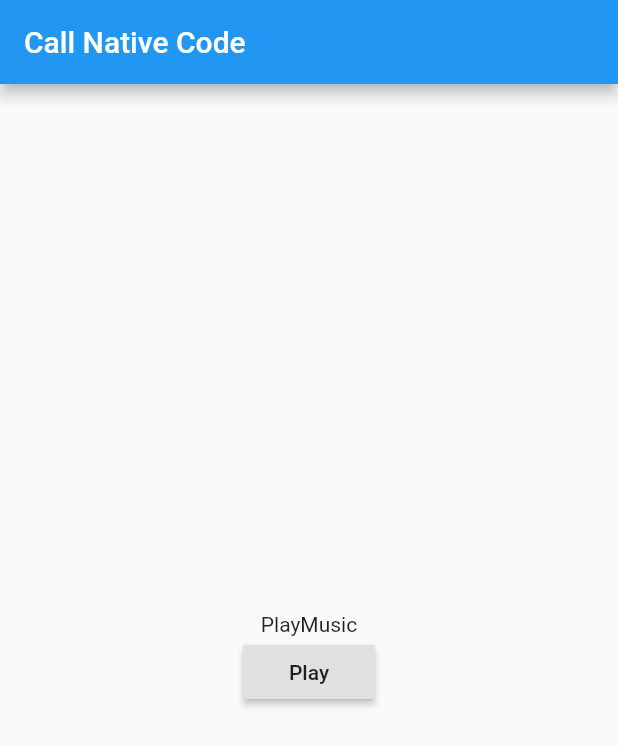
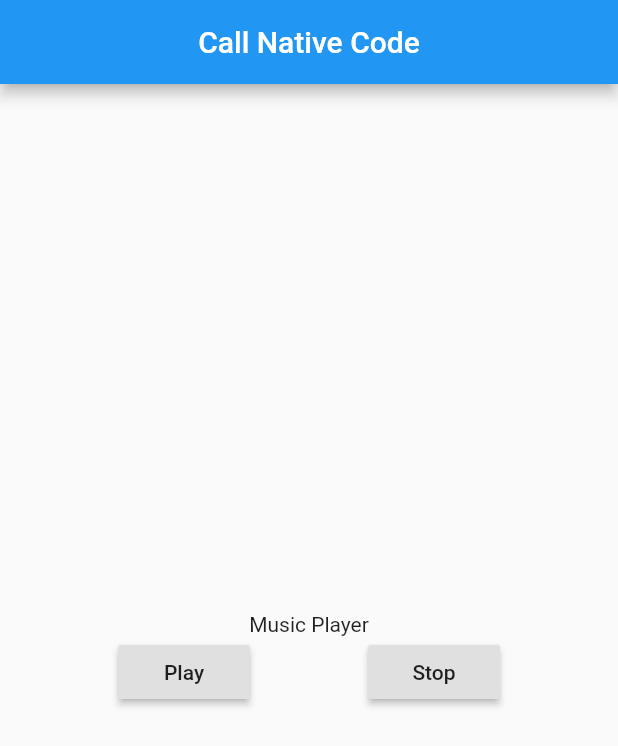
Before and after one commit to gemydev/call_native_code, a Flutter app: the screen it shows after launch, after a tap on "Play", on a phone screen of 412 x 824 dp. Shown: the top 746 px of the screen. Run offline on Flutter 3.47's test engine with Material 2 defaults, Android fonts, the phone set to English and light mode, and no system bars.

Commit message:
finish this demo

```diff
--- a/lib/main.dart
+++ b/lib/main.dart
@@ -27,9 +27,18 @@ class MyHomePage extends StatefulWidget {
 
 class _MyHomePageState extends State<MyHomePage> {
   static const channel = MethodChannel("CallNativeCode/Kotlin");
+
   playMusic() async {
     try {
       await channel.invokeMethod("playMusic");
+    } on PlatformException catch (ex) {
+      print(ex.message);
+    }
+  }
+
+  stopMusic() async {
+    try {
+      await channel.invokeMethod("stopMusic");
     } on PlatformException catch (ex) {
       print(ex.message);
     }
@@ -40,17 +49,24 @@ class _MyHomePageState extends State<MyHomePage> {
     return Scaffold(
       appBar: AppBar(
         title: Text("Call Native Code"),
+        centerTitle: true,
       ),
-      body: Center(
-        child: Column(
+      body: Column(
         mainAxisAlignment: MainAxisAlignment.center,
+        crossAxisAlignment: CrossAxisAlignment.center,
         children: <Widget>[
           Text(
-              'PlayMusic',
+            'Music Player',
           ),
+          Row(
+            crossAxisAlignment: CrossAxisAlignment.center,
+            mainAxisAlignment: MainAxisAlignment.spaceEvenly,
+            children: [
               RaisedButton(child: Text("Play"), onPressed: playMusic),
+              RaisedButton(child: Text("Stop"), onPressed: stopMusic),
             ],
           ),
+        ],
       ),
     );
   }
```
Also changed, not shown: 2 other files. Lines whose indentation alone changed are shown as unchanged.
